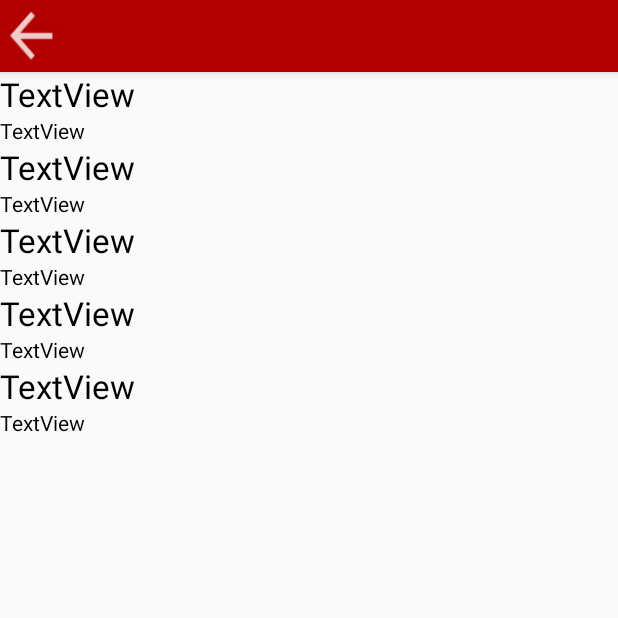
After one commit to klaframboise/ParkPal, an Android app: the FAQSection screen opened directly, with no data from a screen before it, on a phone screen of 412 x 824 dp, the top half of it. The commit adds this screen. Run offline under Robolectric (Android 15) with nearby library versions, the phone set to English and light mode, and no system bars.

Commit message:
Completed S21 T1-3 and also edited S23T1-4, could not upload seperately due to no internet access

```diff
--- a/ParkPal.Android/app/build.gradle
+++ b/ParkPal.Android/app/build.gradle
@@ -44,4 +44,5 @@ dependencies {
 
     implementation files('libs/GTFSParser.jar')
 
+    implementation 'com.android.support:mediarouter-v7:26.1.0'
 }
--- a/ParkPal.Android/app/src/main/AndroidManifest.xml
+++ b/ParkPal.Android/app/src/main/AndroidManifest.xml
@@ -30,6 +30,7 @@
         <meta-data
             android:name="com.google.android.geo.API_KEY"
             android:value="@string/google_maps_key" />
+
         <activity
             android:name=".ScheduleBrowser"
             android:label="@string/title_activity_schedule_browser"
@@ -49,6 +50,8 @@
                 <category android:name="android.intent.category.LAUNCHER" />
             </intent-filter>
         </activity>
+        <activity android:name=".FAQSection" />
+        <activity android:name=".Night"></activity>
     </application>
 
 </manifest>
--- /dev/null
+++ b/ParkPal.Android/app/src/main/java/com/mcdevz/parkpal/FAQSection.java
@@ -0,0 +1,26 @@
+package com.mcdevz.parkpal;
+
+import android.os.Bundle;
+import android.support.v7.app.AppCompatActivity;
+import android.view.View;
+
+
+/**
+ * Created by alexandertorabi on 2018-04-01.
+ */
+
+public class FAQSection extends AppCompatActivity {
+
+
+    @Override
+    protected void onCreate(Bundle savedInstanceState) {
+        super.onCreate(savedInstanceState);
+        setContentView(R.layout.activity_faq);
+
+    }
+
+
+    public void onBackClick(View view) {
+      finish();
+    }
+}
--- /dev/null
+++ b/ParkPal.Android/app/src/main/res/layout/activity_faq.xml
@@ -0,0 +1,97 @@
+<?xml version="1.0" encoding="utf-8"?>
+<android.support.design.widget.CoordinatorLayout xmlns:android="http://schemas.android.com/apk/res/android"
+    xmlns:app="http://schemas.android.com/apk/res-auto"
+    xmlns:tools="http://schemas.android.com/tools"
+    android:layout_width="match_parent"
+    android:layout_height="match_parent"
+    tools:context="com.mcdevz.parkpal.ScheduleBrowser">
+
+    <LinearLayout
+        android:layout_width="match_parent"
+        android:layout_height="wrap_content"
+        android:orientation="vertical">
+
+        <android.support.design.widget.AppBarLayout
+            android:layout_width="match_parent"
+            android:layout_height="match_parent"
+            android:theme="@style/AppTheme.AppBarOverlay">
+
+            <Button
+                android:id="@+id/backBtn"
+                android:layout_width="42dp"
+                android:layout_height="wrap_content"
+                android:layout_weight="1"
+                android:background="@drawable/ic_back_arrow"
+                android:onClick="onBackClick" />
+
+        </android.support.design.widget.AppBarLayout>
+
+        <TextView
+            android:id="@+id/textView4"
+            android:layout_width="match_parent"
+            android:layout_height="wrap_content"
+            android:text="TextView"
+            android:textAppearance="@style/TextAppearance.AppCompat.Large" />
+
+        <TextView
+            android:id="@+id/textView9"
+            android:layout_width="match_parent"
+            android:layout_height="wrap_content"
+            android:text="TextView" />
+
+        <TextView
+            android:id="@+id/textView8"
+            android:layout_width="match_parent"
+            android:layout_height="wrap_content"
+            android:text="TextView"
+            android:textAppearance="@style/TextAppearance.AppCompat.Large" />
+
+        <TextView
+            android:id="@+id/textView7"
+            android:layout_width="match_parent"
+            android:layout_height="wrap_content"
+            android:text="TextView" />
+
+        <TextView
+            android:id="@+id/textView6"
+            android:layout_width="match_parent"
+            android:layout_height="wrap_content"
+            android:text="TextView"
+            android:textAppearance="@style/TextAppearance.AppCompat.Large" />
+
+        <TextView
+            android:id="@+id/textView5"
+            android:layout_width="match_parent"
+            android:layout_height="wrap_content"
+            android:text="TextView" />
+
+        <TextView
+            android:id="@+id/textView13"
+            android:layout_width="match_parent"
+            android:layout_height="wrap_content"
+            android:text="TextView"
+            android:textAppearance="@style/TextAppearance.AppCompat.Large" />
+
+        <TextView
+            android:id="@+id/textView12"
+            android:layout_width="match_parent"
+            android:layout_height="wrap_content"
+            android:text="TextView" />
+
+        <TextView
+            android:id="@+id/textView11"
+            android:layout_width="match_parent"
+            android:layout_height="wrap_content"
+            android:text="TextView"
+            android:textAppearance="@style/TextAppearance.AppCompat.Large" />
+
+        <TextView
+            android:id="@+id/textView14"
+            android:layout_width="match_parent"
+            android:layout_height="wrap_content"
+            android:text="TextView" />
+
+
+    </LinearLayout>
+
+</android.support.design.widget.CoordinatorLayout>
--- a/ParkPal.Android/app/src/main/res/menu/activity_main_drawer.xml
+++ b/ParkPal.Android/app/src/main/res/menu/activity_main_drawer.xml
@@ -1,5 +1,6 @@
 <?xml version="1.0" encoding="utf-8"?>
 <menu xmlns:android="http://schemas.android.com/apk/res/android"
+    xmlns:app="http://schemas.android.com/apk/res-auto"
     xmlns:tools="http://schemas.android.com/tools"
     tools:showIn="navigation_view">
 
@@ -12,6 +13,7 @@
     <item
         android:id="@+id/nav_nightmode"
         android:title="Night Mode" />
+
     <item
         android:id="@+id/nav_F.A.Q."
         android:title="F.A.Q." />
```
Also changed, not shown: ParkPal.Android/app/src/main/java/com/mcdevz/parkpal/MainActivity.java (+37 -48 lines), ParkPal.Android/app/src/main/java/com/mcdevz/parkpal/Night.java (added, +53 -0 lines), ParkPal.Android/app/src/main/res/layout/activity_main.xml (+23 -12 lines), ParkPal.Android/app/src/main/res/layout/activity_night.xml (added, +42 -0 lines), ParkPal.Android/app/src/main/res/layout/app_bar_main.xml (+0 -8 lines), ParkPal.Android/app/src/main/res/layout/menu_layout.xml (+11 -9 lines).
